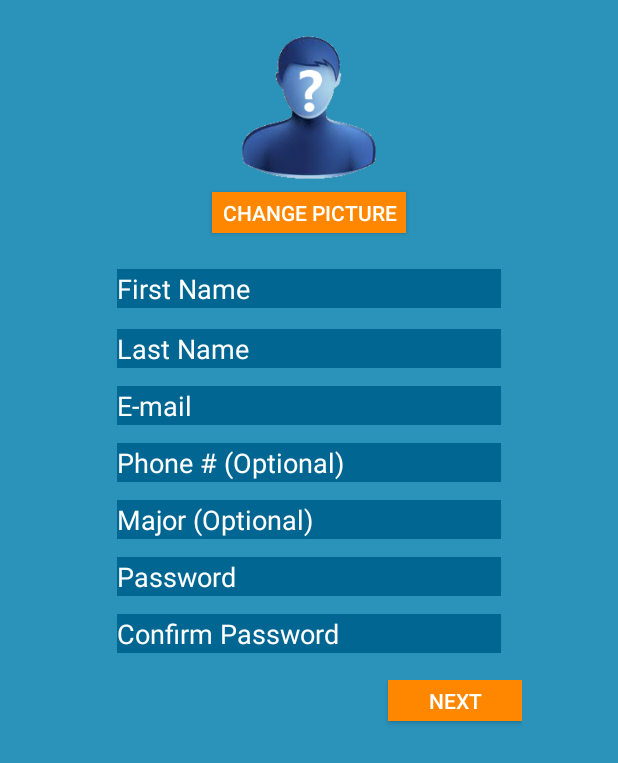
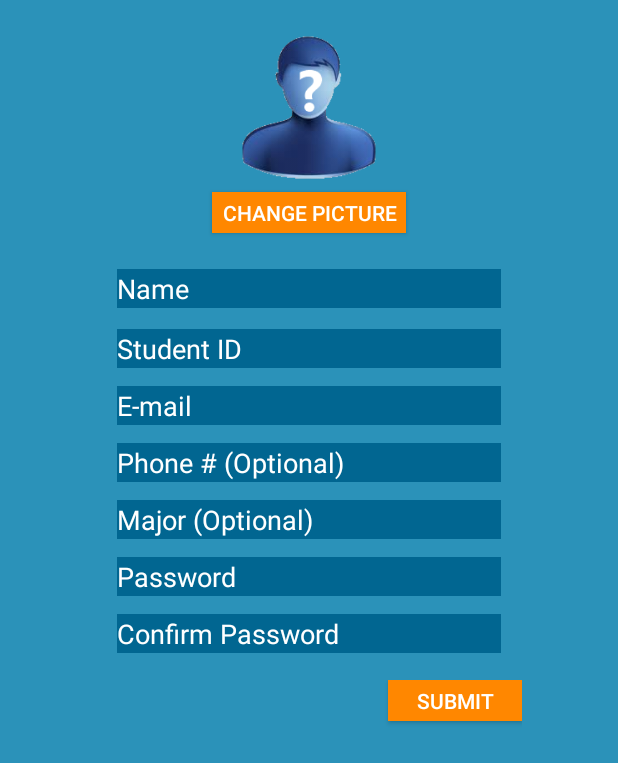
Before and after one commit to ucsdCSE110wi16/CSE110W260T14, an Android app: the layout activity_create_user_info.xml on its own in the app's theme, with its tools: preview values and no code run, on a phone screen of 412 x 824 dp. Shown: the top 763 px of the screen. Run offline under Robolectric (Android 15) with nearby library versions, the phone set to English and light mode, and no system bars.

Commit message:
Added firebase implementation for createuserInfo

```diff
--- a/TritonStudy/app/build.gradle
+++ b/TritonStudy/app/build.gradle
@@ -4,6 +4,11 @@ android {
     compileSdkVersion 23
     buildToolsVersion "23.0.2"
 
+    packagingOptions {
+        exclude 'META-INF/LICENSE'
+        exclude 'META-INF/LICENSE-FIREBASE.txt'
+        exclude 'META-INF/NOTICE'
+    }
     defaultConfig {
         applicationId "edu.cse100.wi16.tritonstudy"
         minSdkVersion 16
@@ -24,4 +29,5 @@ dependencies {
     testCompile 'junit:junit:4.12'
     compile 'com.android.support:appcompat-v7:23.1.1'
     compile 'com.android.support:design:23.1.1'
+    compile 'com.firebase:firebase-client-android:2.5.2+'
 }
--- a/TritonStudy/app/src/main/res/layout/activity_create_user_info.xml
+++ b/TritonStudy/app/src/main/res/layout/activity_create_user_info.xml
@@ -50,7 +50,7 @@
             android:textColor="#ffffff"
             android:background="#016691"
             android:singleLine="true"
-            android:text="First Name"
+            android:text="Name"
             android:layout_marginTop="24dp"
             android:layout_marginLeft="8dp"
             android:layout_marginRight="8dp"
@@ -61,19 +61,19 @@
             android:layout_height="26dp"
             android:inputType="textPersonName"
             android:ems="10"
-            android:id="@+id/editTextNameLast"
+            android:id="@+id/editTextID"
             android:layout_gravity="center_horizontal"
             android:textColor="#ffffff"
             android:background="#016691"
             android:singleLine="true"
             android:layout_margin="6dp"
-            android:text="Last Name" />
+            android:text="Student ID" />
 
         <EditText
             android:layout_width="256dp"
             android:layout_height="26dp"
             android:ems="10"
-            android:id="@+id/editText"
+            android:id="@+id/editTextEmail"
             android:layout_gravity="center_horizontal"
             android:textColor="#ffffff"
             android:background="#016691"
@@ -145,7 +145,7 @@
                 style="?android:attr/buttonStyleSmall"
                 android:layout_width="89dp"
                 android:layout_height="27dp"
-                android:text="Next"
+                android:text="Submit"
                 android:id="@+id/buttonNext"
                 android:layout_row="0"
                 android:layout_column="2"
```
Also changed, not shown: TritonStudy/app/src/main/java/edu/cse100/wi16/tritonstudy/CreateUserInfo.java (+54 -4 lines), TritonStudy/app/src/main/java/edu/cse100/wi16/tritonstudy/ProfileActivity.java (+29 -29 lines).
